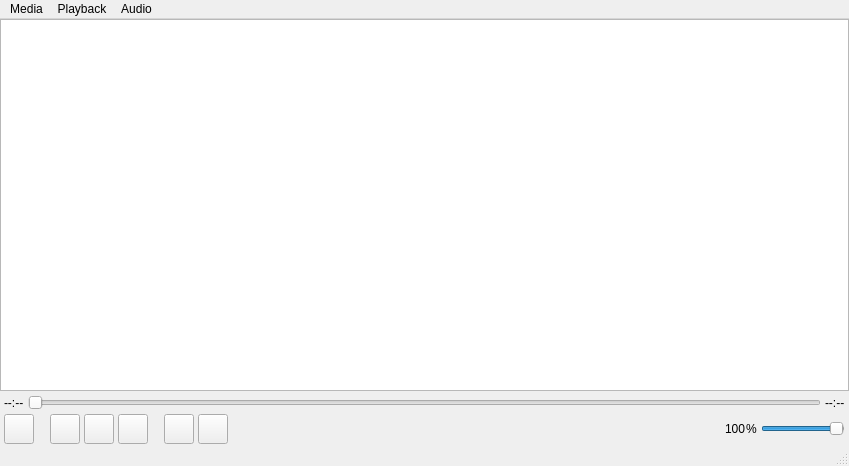
Above: mediaplayer.ui from bmcx/MediaPlayer before the change. Below: the same form after it.
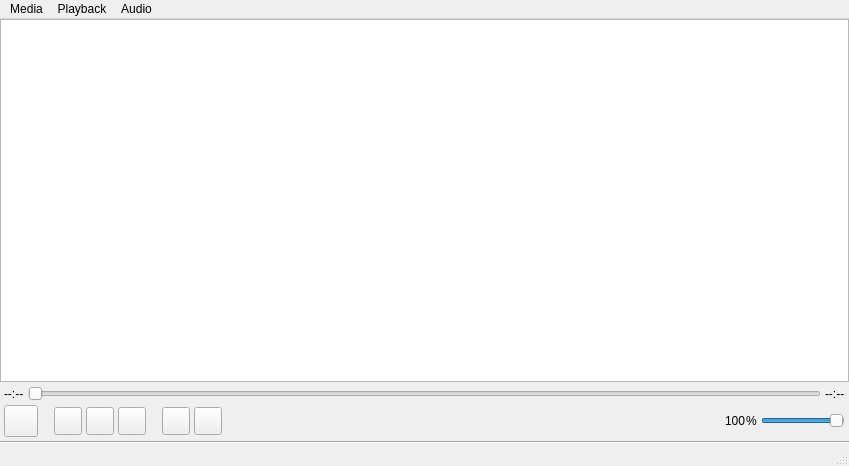
That is the form after the change. Icons and pictures are not drawn.

The edit to the form file:
```diff
--- a/mediaplayer.ui
+++ b/mediaplayer.ui
@@ -57,6 +57,9 @@
       <property name="rightMargin">
        <number>4</number>
       </property>
+      <property name="bottomMargin">
+       <number>4</number>
+      </property>
       <item>
        <layout class="QHBoxLayout" name="layoutProgress">
         <item>
@@ -81,40 +84,7 @@
            </size>
           </property>
           <property name="styleSheet">
-           <string notr="true">#slider::groove:horizontal {
-     background:#000;
-     padding-top:-20px;
-     padding-bottom:-20px;
-     height:45px;
- }
- 
-#slider::handle:horizontal {
-     background:url(:/img/ball1.png);
-     height:49px;
-     width: 41px;
-     margin: -3px 0;
- }
- 
-#slider::add-page:horizontal {
-    background: #000;
- }
- 
-#howFar::groove:horizontal {
- 
-     padding-top:-20px;
-     padding-bottom:-20px;
-     height:2px;
- }
- 
-#howFar::handle:horizontal {
-     background:url(:/img/handle.png);
-     background-repeat:no-repeat;
- }
- 
-#howFar::add-page:horizontal {
-    background: #000;
-    height:2px;
- }</string>
+           <string notr="true"/>
           </property>
           <property name="orientation">
            <enum>Qt::Horizontal</enum>
@@ -136,8 +106,8 @@
          <widget class="QPushButton" name="btnPlay">
           <property name="maximumSize">
            <size>
-            <width>30</width>
-            <height>30</height>
+            <width>34</width>
+            <height>34</height>
            </size>
           </property>
           <property name="icon">
@@ -146,8 +116,8 @@
           </property>
           <property name="iconSize">
            <size>
-            <width>24</width>
-            <height>24</height>
+            <width>26</width>
+            <height>26</height>
            </size>
           </property>
          </widget>
@@ -163,7 +133,7 @@
           <property name="sizeHint" stdset="0">
            <size>
             <width>12</width>
-            <height>30</height>
+            <height>32</height>
            </size>
           </property>
          </spacer>
@@ -178,8 +148,8 @@
           </property>
           <property name="maximumSize">
            <size>
-            <width>30</width>
-            <height>30</height>
+            <width>28</width>
+            <height>28</height>
            </size>
           </property>
           <property name="icon">
@@ -188,8 +158,8 @@
           </property>
           <property name="iconSize">
            <size>
-            <width>24</width>
-            <height>24</height>
+            <width>20</width>
+            <height>20</height>
            </size>
           </property>
          </widget>
@@ -198,8 +168,8 @@
          <widget class="QPushButton" name="btnStop">
           <property name="maximumSize">
            <size>
-            <width>30</width>
-            <height>30</height>
+            <width>28</width>
+            <height>28</height>
            </size>
           </property>
           <property name="text">
@@ -211,8 +181,8 @@
           </property>
           <property name="iconSize">
            <size>
-            <width>24</width>
-            <height>24</height>
+            <width>20</width>
+            <height>20</height>
            </size>
           </property>
          </widget>
@@ -221,8 +191,8 @@
          <widget class="QPushButton" name="btnNext">
           <property name="maximumSize">
            <size>
-            <width>30</width>
-            <height>30</height>
+            <width>28</width>
+            <height>28</height>
            </size>
           </property>
           <property name="text">
@@ -234,8 +204,8 @@
           </property>
           <property name="iconSize">
            <size>
-            <width>24</width>
-            <height>24</height>
+            <width>20</width>
+            <height>20</height>
            </size>
           </property>
          </widget>
@@ -260,8 +230,8 @@
          <widget class="QPushButton" name="btnShuffle">
           <property name="maximumSize">
            <size>
-            <width>30</width>
-            <height>30</height>
+            <width>28</width>
+            <height>28</height>
            </size>
           </property>
           <property name="text">
@@ -273,8 +243,8 @@
           </property>
           <property name="iconSize">
            <size>
-            <width>24</width>
-            <height>24</height>
+            <width>20</width>
+            <height>20</height>
            </size>
           </property>
           <property name="checkable">
@@ -286,8 +256,8 @@
          <widget class="QPushButton" name="btnLoop">
           <property name="maximumSize">
            <size>
-            <width>30</width>
-            <height>30</height>
+            <width>28</width>
+            <height>28</height>
            </size>
           </property>
           <property name="text">
@@ -299,8 +269,8 @@
           </property>
           <property name="iconSize">
            <size>
-            <width>24</width>
-            <height>24</height>
+            <width>20</width>
+            <height>20</height>
            </size>
           </property>
          </widget>
@@ -366,6 +336,16 @@
       </item>
      </layout>
     </item>
+    <item>
+     <widget class="Line" name="line">
+      <property name="lineWidth">
+       <number>1</number>
+      </property>
+      <property name="orientation">
+       <enum>Qt::Horizontal</enum>
+      </property>
+     </widget>
+    </item>
    </layout>
   </widget>
   <widget class="QMenuBar" name="menubar">
```
Left out of the diff: 4 changed lines with no effect on the pictures.
